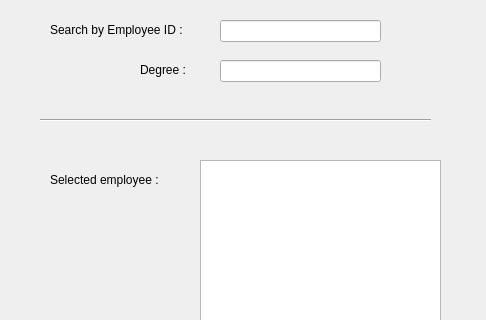
Old version of the form Finaldesign/query.ui in the repository SPRYK/DatabaseProject; both pictures show x 0 to 486 and y 0 to 320 of the 486 by 543 pixel window.
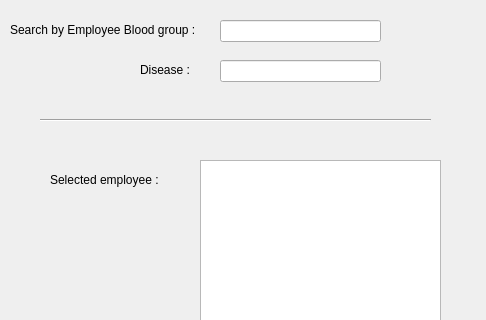
New version of the form.

```diff
--- a/Finaldesign/query.ui
+++ b/Finaldesign/query.ui
@@ -39,14 +39,14 @@
   <widget class="QLabel" name="label">
    <property name="geometry">
     <rect>
-     <x>50</x>
+     <x>10</x>
      <y>20</y>
-     <width>161</width>
+     <width>201</width>
      <height>20</height>
     </rect>
    </property>
    <property name="text">
-    <string>Search by Employee ID :</string>
+    <string>Search by Employee Blood group :</string>
    </property>
   </widget>
   <widget class="QPushButton" name="cancel">
@@ -115,7 +115,7 @@
     </rect>
    </property>
    <property name="text">
-    <string>Degree :</string>
+    <string>Disease :</string>
    </property>
   </widget>
   <widget class="QLineEdit" name="degree">
```
